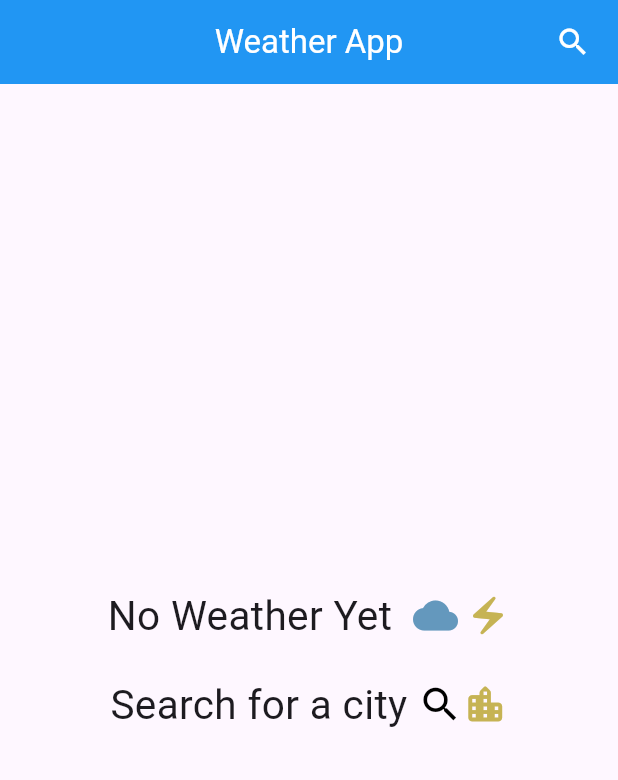
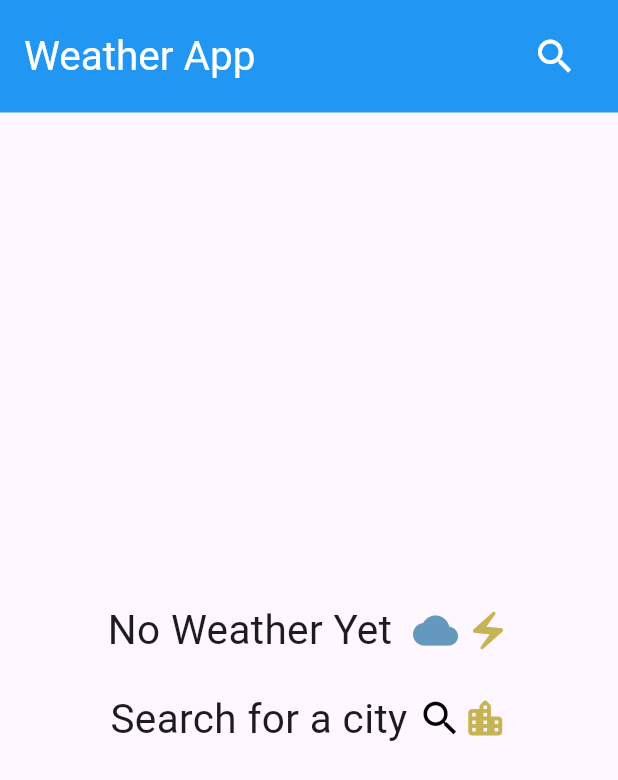
Before and after one commit to Fatmaawny/weather_app, a Flutter app: the screen it shows after launch, on a phone screen of 412 x 824 dp. Shown: the top 780 px of the screen. Run offline on Flutter 3.47's test engine with Material 3 defaults, Android fonts, the phone set to English and light mode, and no system bars.

Commit message:
finish Ui

```diff
--- a/lib/main.dart
+++ b/lib/main.dart
@@ -13,6 +13,7 @@ class MyApp extends StatelessWidget {
   @override
   Widget build(BuildContext context) {
     return MaterialApp(
+      debugShowCheckedModeBanner: false,
       home: HomeView(),
     );
   }
--- a/lib/views/home_view.dart
+++ b/lib/views/home_view.dart
@@ -1,7 +1,9 @@
 import 'package:flutter/material.dart';
+import 'package:weather_app/views/search_view.dart';
 
 import '../widgets/no_weather_body.dart';
 import '../widgets/weather_info_body.dart';
+
 class HomeView extends StatelessWidget {
   const HomeView({super.key});
 
@@ -10,12 +12,25 @@ class HomeView extends StatelessWidget {
     return Scaffold(
       appBar: AppBar(
         backgroundColor: Colors.blue,
-        title: Text('Weather App',style: TextStyle(color: Colors.white),),
-        centerTitle: true,
-        actions: [Padding(
-          padding: const EdgeInsets.only(right: 18.0),
-          child: Icon(Icons.search,color: Colors.white,),
-        )],
+        toolbarHeight: 75,
+        title: Text(
+          'Weather App',
+          style: TextStyle(color: Colors.white, fontSize: 27),
+        ),
+        actions: [
+          Padding(
+            padding: const EdgeInsets.only(right: 18.0),
+            child: IconButton(
+              onPressed: () {
+                Navigator.push(
+                  context,
+                  MaterialPageRoute(builder: (context) => SearchView()),
+                );
+              },
+              icon: Icon(Icons.search, color: Colors.white, size: 30),
+            ),
+          ),
+        ],
       ),
       body: NoWeatherBody(),
       // body: WeatherInfoBody(),
```
Also changed, not shown: lib/views/search_view.dart (added, +46 -0 lines).
